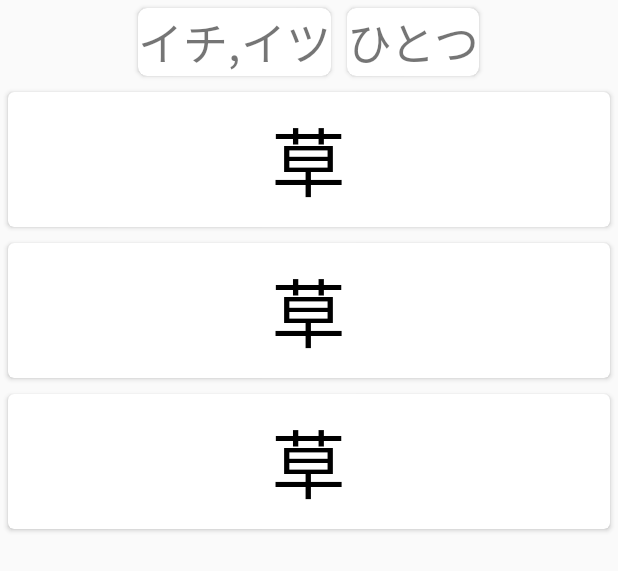
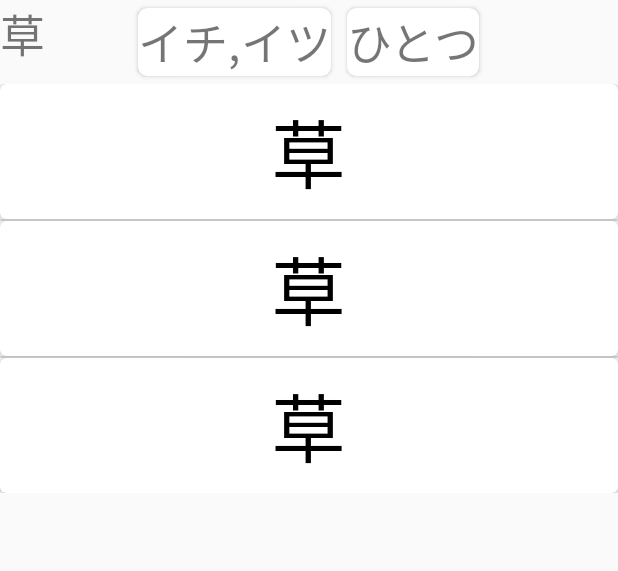
Before and after one commit to NjordJ/JPStudy, an Android app: the layout fragment_beginnerkanji_tests.xml on its own in the app's theme, with its tools: preview values and no code run, on a phone screen of 412 x 824 dp. Shown: the top 571 px of the screen. Run offline under Robolectric (Android 15) with nearby library versions, the light colour scheme and no system bars.

Commit message:
Added animation + beginner kanji test started

```diff
--- a/app/src/main/java/com/bigil/jpstudy/models/KanjiItem.java
+++ b/app/src/main/java/com/bigil/jpstudy/models/KanjiItem.java
@@ -5,9 +5,10 @@ import android.os.Parcelable;
 import com.google.gson.annotations.SerializedName;
 import org.json.JSONArray;
 
+import java.io.Serializable;
 import java.util.ArrayList;
 
-public class KanjiItem implements Parcelable {
+public class KanjiItem implements Parcelable, Serializable {
 
     //private Integer id;
 
--- a/app/src/main/java/com/bigil/jpstudy/ui/beginnerkanji/info/BeginnerKanjiInfoFragment.java
+++ b/app/src/main/java/com/bigil/jpstudy/ui/beginnerkanji/info/BeginnerKanjiInfoFragment.java
@@ -8,11 +8,13 @@ import android.widget.TextView;
 import android.os.Bundle;
 import androidx.annotation.NonNull;
 import androidx.annotation.Nullable;
+import androidx.appcompat.app.AppCompatActivity;
 import androidx.fragment.app.Fragment;
 import android.view.LayoutInflater;
 import android.view.View;
 import android.view.ViewGroup;
 import com.bigil.jpstudy.R;
+import com.bigil.jpstudy.activity.MainActivity;
 import com.bigil.jpstudy.models.KanjiItem;
 import com.bigil.jpstudy.utils.JSONParsingAsync;
 
@@ -47,7 +49,7 @@ public class BeginnerKanjiInfoFragment extends Fragment {
         String[] kun_readingsValue = kanjiItem.getKunyomiReading();
         String[] on_readingsValue = kanjiItem.getOnyomiReading();
         String[] name_readingsValue = kanjiItem.getNameReadings();
-//        Integer jlptValue = kanjiItem.getJlpt();
+        Integer jlptValue = kanjiItem.getJlpt();
         String unicodeValue = kanjiItem.getKanji();
         String heisigenValue = kanjiItem.getHeisig_en();
 
@@ -78,7 +80,7 @@ public class BeginnerKanjiInfoFragment extends Fragment {
         textViewBeginnerKanjiInfoKunyomiValue.setText(kun_readings);
         textViewBeginnerKanjiInfoOnyomiValue.setText(on_readings);
         textViewBeginnerKanjiInfoNameReadingsValue.setText(name_readings);
-        //textViewBeginnerKanjiInfoJlptValue.setText(String.valueOf(jlptValue));
+        textViewBeginnerKanjiInfoJlptValue.setText(String.valueOf(jlptValue));
         textViewBeginnerKanjiInfoStrokeUnicodeValue.setText(String.valueOf(unicodeValue));
         textViewBeginnerKanjiInfoHeisigEnValue.setText(heisigenValue);
 
--- /dev/null
+++ b/app/src/main/java/com/bigil/jpstudy/utils/IOnBackPressed.java
@@ -0,0 +1,5 @@
+package com.bigil.jpstudy.utils;
+
+public interface IOnBackPressed {
+    boolean onBackPressed();
+}
--- a/app/src/main/java/com/bigil/jpstudy/utils/KanjiStudyTests.java
+++ b/app/src/main/java/com/bigil/jpstudy/utils/KanjiStudyTests.java
@@ -11,11 +11,10 @@ public class KanjiStudyTests {
 
     //public static ArrayList<KanjiItem> kanjiItems = new ArrayList<>();
     public static Integer n;
-    private static Boolean isWasKanji;
     private static ArrayList<String> tempRandomKanjis;
 
     public static String ChooseAllBeginnerKanji(ArrayList<KanjiItem> kanjiBeginnerArrayList){
-        isWasKanji = kanjiHasDuplicates(kanjiBeginnerArrayList);
+        boolean isWasKanji = kanjiHasDuplicates(kanjiBeginnerArrayList);
 
         Random random = new Random();
         Integer number = random.nextInt();
--- a/app/src/main/java/com/bigil/jpstudy/utils/LoadNewLayout.java
+++ b/app/src/main/java/com/bigil/jpstudy/utils/LoadNewLayout.java
@@ -15,7 +15,7 @@ import java.util.ArrayList;
 
 public class LoadNewLayout {
 
-    public void LoadNewFragmentWithArrayList(Context context, String nameForData, Object arrayList, Fragment fragmentB){
+    public void LoadNewFragmentWithArrayList(Context context, String nameForData, ArrayList<Object> arrayList, Fragment fragmentB){
 
         //using Bundle to send data
         Bundle bundle = new Bundle();
--- a/app/src/main/res/layout/fragment_beginnerkanji_tests.xml
+++ b/app/src/main/res/layout/fragment_beginnerkanji_tests.xml
@@ -51,13 +51,30 @@
 
 
     <!--Random kanjis-->
-    <androidx.recyclerview.widget.RecyclerView
-            android:id="@+id/recycleViewBeginnerKanjiTestsRandomKanjis"
+    <ListView
+            android:id="@+id/listViewBeginnerKanjiTestsRandomKanjis"
             android:layout_width="match_parent"
             android:layout_height="wrap_content"
             android:layout_below="@+id/linearLayoutBeginenrKanjiTestsOnKunReadings"
             tools:listitem="@layout/beginnerkanji_kanjitests_item">
 
-    </androidx.recyclerview.widget.RecyclerView>
+    </ListView>
+
+    <!--Random kanji-->
+    <androidx.cardview.widget.CardView
+            android:layout_width="wrap_content"
+            android:layout_height="wrap_content"
+            app:cardCornerRadius="6dp"
+            android:padding="4dp"
+            android:layout_margin="5dp">
+
+    </androidx.cardview.widget.CardView>
+    <TextView
+            android:id="@+id/textViewBeginnerKanjiTestsKanjis"
+            android:layout_width="wrap_content"
+            android:layout_height="wrap_content"
+            android:text="草"
+            android:textSize="30dp"/>
+
 
 </RelativeLayout>
```
Also changed, not shown: app/src/main/java/com/bigil/jpstudy/activity/MainActivity.java (+13 -0 lines), app/src/main/java/com/bigil/jpstudy/ui/beginnerkanji/parent/BeginnerKanjiParentFragment.java (+24 -34 lines), app/src/main/java/com/bigil/jpstudy/ui/beginnerkanji/tests/BeginnerKanjiTestsFragment.java (+39 -2 lines), app/src/main/res/anim/enter_from_right.xml (added, +7 -0 lines), app/src/main/res/anim/exit_to_right.xml (added, +8 -0 lines), app/src/main/res/anim/slide_in_bottom.xml (added, +7 -0 lines), app/src/main/res/anim/slide_in_left.xml (added, +7 -0 lines), app/src/main/res/anim/slide_in_right.xml (added, +7 -0 lines), app/src/main/res/anim/slide_in_top.xml (added, +7 -0 lines), app/src/main/res/anim/slide_out_bottom.xml (added, +7 -0 lines), app/src/main/res/anim/slide_out_left.xml (added, +7 -0 lines), app/src/main/res/anim/slide_out_right.xml (added, +7 -0 lines), app/src/main/res/anim/slide_out_top.xml (added, +8 -0 lines).
